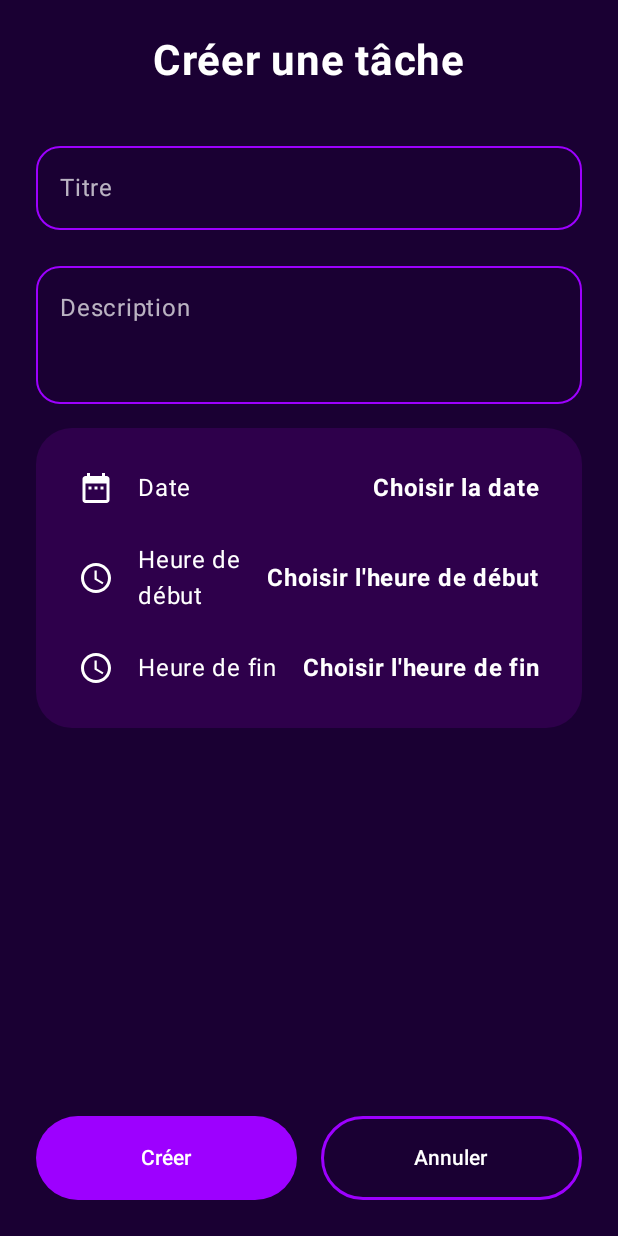
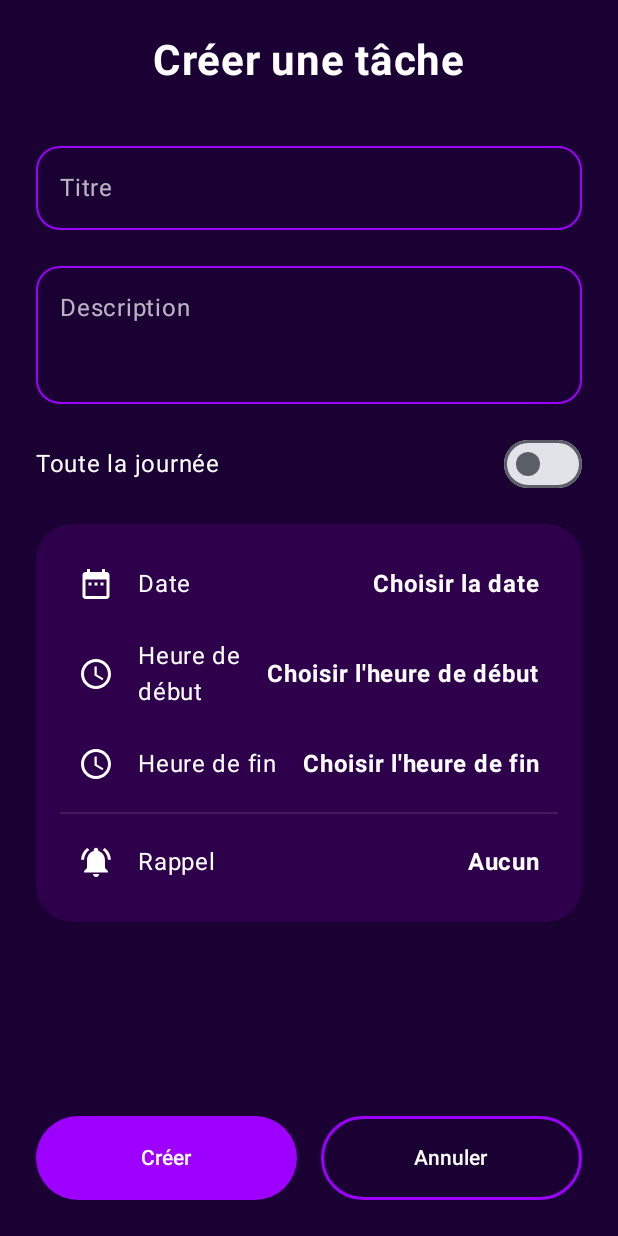
Before and after one commit to 0Shin6/Flame, an Android app built with Jetpack Compose: the screen it shows after launch (MainActivity), after a tap on "Ajouter", on a phone screen of 412 x 824 dp. Run offline under Robolectric (Android 15) with nearby library versions, the phone set to English and light mode, and no system bars.

Commit message:
Ajout des notifications de rappels

```diff
--- a/app/app/src/main/java/com/example/flame/MainActivity.kt
+++ b/app/app/src/main/java/com/example/flame/MainActivity.kt
@@ -39,11 +39,23 @@ data class Tache(
     val description: String = "",
     val dateDebut: Long,
     val dateFin: Long,
-    val etat: EtatTache = EtatTache.A_FAIRE
+    val etat: EtatTache = EtatTache.A_FAIRE,
+    val estTouteLaJournee: Boolean = false,
+    val rappels: Int? = null
 )
+
+// Design global du projet
+val FlameBackground = Color(0xFF1A0033)
+val FlameCard = Color(0xFF2E004B)
+val FlamePurple = Color(0xFF9D00FF)
 
 fun obtenirEtat(tache: Tache): EtatTache {
     val maintenant = System.currentTimeMillis()
+
+    //Si la tache dure toute la journée, on ne garde de fait ou à faire
+    if (tache.estTouteLaJournee) {
+        return if (tache.etat == EtatTache.FAIT) EtatTache.FAIT else EtatTache.A_FAIRE
+    }
     return when {
         tache.etat == EtatTache.FAIT -> EtatTache.FAIT
         maintenant > tache.dateFin -> EtatTache.EN_RETARD
@@ -51,11 +63,6 @@ fun obtenirEtat(tache: Tache): EtatTache {
         else -> EtatTache.A_FAIRE
     }
 }
-
-// Design global du projet
-val FlameBackground = Color(0xFF1A0033)
-val FlameCard = Color(0xFF2E004B)
-val FlamePurple = Color(0xFF9D00FF)
 
 class MainActivity : ComponentActivity() {
     override fun onCreate(savedInstanceState: Bundle?) {
@@ -95,13 +102,15 @@ class MainActivity : ComponentActivity() {
 
                             AjoutTache(
                                 tacheExistante = tacheExistante,
-                                onTaskAction = { nouveauTitre: String, nouvelleDesc: String, timestampDebut: Long, timestampFin: Long ->
+                                onTaskAction = { nouveauTitre, nouvelleDesc, timestampDebut, timestampFin, touteJournee, rappel ->
                                     val tacheMaj = Tache(
                                         titre = nouveauTitre,
                                         description = nouvelleDesc,
                                         dateDebut = timestampDebut,
                                         dateFin = timestampFin,
-                                        etat = tacheExistante?.etat ?: EtatTache.A_FAIRE
+                                        etat = tacheExistante?.etat ?: EtatTache.A_FAIRE,
+                                        estTouteLaJournee = touteJournee,
+                                        rappels = rappel
                                     )
                                     if (index != null) {
                                         taches[index] = tacheMaj //Tâche à modifier
@@ -268,16 +277,18 @@ fun BadgeEtat(tache: Tache) {
     val maintenant = System.currentTimeMillis()
     val etatReel = obtenirEtat(tache)
 
-    val (label, color) = when (etatReel) {
-        EtatTache.FAIT -> {
-            if (maintenant < tache.dateDebut) "En avance" to Color(0xFFE91E63)
+    val (label, color) = when {
+        etatReel == EtatTache.FAIT -> {
+            if (!tache.estTouteLaJournee && maintenant < tache.dateDebut) "En avance" to Color(0xFFE91E63)
             else "Fait" to Color(0xFFB39DDB)
         }
-        EtatTache.EN_RETARD -> "En retard" to Color(0xFF9C27B0)
-        EtatTache.EN_COURS -> "En cours" to Color(0xFFFF9800)
+        tache.estTouteLaJournee -> "Aujourd'hui" to FlamePurple
+        etatReel == EtatTache.EN_RETARD -> "En retard" to Color(0xFF9C27B0)
+        etatReel == EtatTache.EN_COURS -> "En cours" to Color(0xFFFF9800)
         else -> {
             val differenceMn = (tache.dateDebut - maintenant) / 60000
             if (differenceMn < 60) {
+                //Débute dans moins d'1h
                 "Dans ${differenceMn}mn" to Color(0xFF03A9F4)
             } else {
                 val cal = Calendar.getInstance().apply { timeInMillis = tache.dateDebut }
@@ -303,12 +314,16 @@ fun BadgeEtat(tache: Tache) {
 @Composable
 fun AjoutTache(
     tacheExistante: Tache? = null,
-    onTaskAction: (String, String, Long, Long) -> Unit,
+    onTaskAction: (String, String, Long, Long, Boolean, Int?) -> Unit,
     onTaskDelete: () -> Unit,
     onBack: () -> Unit
 ) {
+    //Initialisation des états avec les données de la tâche existante si on est en modification
     var titre by remember { mutableStateOf(tacheExistante?.titre ?: "") }
     var desc by remember { mutableStateOf(tacheExistante?.description ?: "") }
+    var estTouteJournee by remember { mutableStateOf(tacheExistante?.estTouteLaJournee ?: false) }
+    var rappelSelectionne by remember { mutableStateOf(tacheExistante?.rappels) }
+    var menuRappelOuvert by remember { mutableStateOf(false) }
 
     val calDebut = remember {
         Calendar.getInstance().apply {
@@ -322,6 +337,7 @@ fun AjoutTache(
     }
     val context = LocalContext.current
 
+    // Initialisation des zones pour la date et les heures
     var dateTexte by remember { mutableStateOf(tacheExistante?.let { "${calDebut.get(Calendar.DAY_OF_MONTH)}/${calDebut.get(Calendar.MONTH) + 1}" } ?: "Choisir la date") }
     var heureDebutTexte by remember { mutableStateOf(tacheExistante?.let { String.format("%02d:%02d", calDebut.get(Calendar.HOUR_OF_DAY), calDebut.get(Calendar.MINUTE)) } ?: "Choisir l'heure de début") }
     var heureFinTexte by remember { mutableStateOf(tacheExistante?.let { String.format("%02d:%02d", calFin.get(Calendar.HOUR_OF_DAY), calFin.get(Calendar.MINUTE)) } ?: "Choisir l'heure de fin") }
@@ -333,6 +349,7 @@ fun AjoutTache(
             .padding(24.dp),
         horizontalAlignment = Alignment.CenterHorizontally
     ) {
+        //Changement du titre de la page en fonction du contexte
         Text(
             if (tacheExistante == null) "Créer une tâche" else "Modifier la tâche",
             color = Color.White,
@@ -371,6 +388,14 @@ fun AjoutTache(
 
         Spacer(modifier = Modifier.height(16.dp))
 
+        //Option toute la journée
+        Row(modifier = Modifier.fillMaxWidth(), verticalAlignment = Alignment.CenterVertically, horizontalArrangement = Arrangement.SpaceBetween) {
+            Text("Toute la journée", color = Color.White)
+            Switch(checked = estTouteJournee, onCheckedChange = { estTouteJournee = it }, colors = SwitchDefaults.colors(checkedThumbColor = FlamePurple))
+        }
+
+        Spacer(modifier = Modifier.height(16.dp))
+
         Card(
             modifier = Modifier.fillMaxWidth(),
             shape = RoundedCornerShape(24.dp),
@@ -390,7 +415,13 @@ fun AjoutTache(
                         calDebut.get(Calendar.DAY_OF_MONTH)
                     ).show()
                 }
-                LignePicker(Icons.Default.Schedule, "Heure de début", heureDebutTexte) {
+                //Picker pour l'heure de début et de fin désactivé si la tâche dure toute la journée
+                LignePicker(
+                    icon = Icons.Default.Schedule,
+                    label = "Heure de début",
+                    value = if (estTouteJournee) "Toute la journée" else heureDebutTexte,
+                    enabled = !estTouteJournee
+                ) {
                     TimePickerDialog(
                         context,
                         { _, h, m ->
@@ -403,7 +434,12 @@ fun AjoutTache(
                         true
                     ).show()
                 }
-                LignePicker(Icons.Default.Schedule, "Heure de fin", heureFinTexte) {
+                LignePicker(
+                    icon = Icons.Default.Schedule,
+                    label = "Heure de fin",
+                    value = if (estTouteJournee) "Toute la journée" else heureFinTexte,
+                    enabled = !estTouteJournee
+                ) {
                     TimePickerDialog(
                         context,
                         { _, h, m ->
@@ -415,6 +451,26 @@ fun AjoutTache(
                         calFin.get(Calendar.MINUTE),
                         true
                     ).show()
+                }
+
+                Divider(color = Color.White.copy(alpha = 0.1f), thickness = 1.dp, modifier = Modifier.padding(vertical = 8.dp))
+
+                //Zone de Rappel
+                Box {
+                    LignePicker(
+                        icon = Icons.Default.NotificationsActive,
+                        label = "Rappel",
+                        value = rappelSelectionne?.let { if (it >= 60) "${it/60}h avant" else "${it}mn avant" } ?: "Aucun"
+                    ) { menuRappelOuvert = true }
+
+                    DropdownMenu(expanded = menuRappelOuvert, onDismissRequest = { menuRappelOuvert = false }, modifier = Modifier.background(FlameCard)) {
+                        listOf(null, 5, 15, 30, 60, 120).forEach { mins ->
+                            DropdownMenuItem(
+                                text = { Text(mins?.let { if (it >= 60) "${it/60}h avant" else "${it}mn avant" } ?: "Aucun", color = Color.White) },
+                                onClick = { rappelSelectionne = mins; menuRappelOuvert = false }
+                            )
+                        }
+                    }
                 }
             }
         }
@@ -443,7 +499,9 @@ fun AjoutTache(
                         titre,
                         desc,
                         calDebut.timeInMillis,
-                        calFin.timeInMillis
+                        calFin.timeInMillis,
+                        estTouteJournee,
+                        rappelSelectionne
                     )
                 },
                 modifier = Modifier
@@ -452,6 +510,7 @@ fun AjoutTache(
                 colors = ButtonDefaults.buttonColors(containerColor = FlamePurple),
                 shape = RoundedCornerShape(28.dp)
             ) {
+                //Texte du bouton s'adaptant au contexte
                 Text(if (tacheExistante == null) "Créer" else "Enregistrer")
             }
 
@@ -475,18 +534,19 @@ fun LignePicker(
     icon: androidx.compose.ui.graphics.vector.ImageVector,
     label: String,
     value: String,
+    enabled: Boolean = true,
     onClick: () -> Unit
 ) {
     Row(
         modifier = Modifier
             .fillMaxWidth()
-            .clickable { onClick() }
+            .clickable(enabled = enabled) { onClick() }
             .padding(12.dp),
         verticalAlignment = Alignment.CenterVertically
     ) {
-        Icon(icon, contentDescription = null, tint = Color.White)
+        Icon(icon, contentDescription = null, tint = if (enabled) Color.White else Color.Gray)
         Spacer(modifier = Modifier.width(16.dp))
-        Text(label, color = Color.White, modifier = Modifier.weight(1f))
-        Text(value, color = Color.White, fontWeight = FontWeight.Bold)
+        Text(label, color = if (enabled) Color.White else Color.Gray, modifier = Modifier.weight(1f))
+        Text(value, color = if (enabled) Color.White else Color.Gray, fontWeight = FontWeight.Bold)
     }
 }
```
Also changed, not shown: app/app/src/main/AndroidManifest.xml (+8 -1 lines), app/app/src/main/java/com/example/flame/ReminderReceiver.kt (added, +39 -0 lines).
